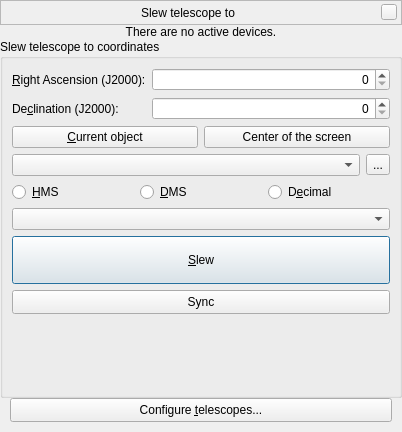
First picture: the form in plugins/TelescopeControl/src/gui/slewDialog.ui, repository Stellarium/stellarium, before the edit.
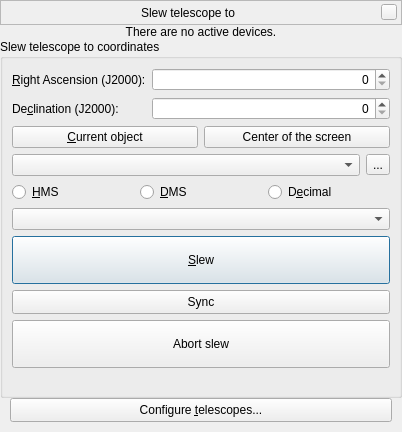
Second picture: the form after the edit. Custom widgets are drawn as their Qt base class.

Commit message: Add abort slew button Also add abort slew method to telescope dummy

What changed in the file:
```diff
--- a/plugins/TelescopeControl/src/gui/slewDialog.ui
+++ b/plugins/TelescopeControl/src/gui/slewDialog.ui
@@ -422,6 +422,19 @@
            </property>
           </widget>
          </item>
+         <item>
+          <widget class="QPushButton" name="pushButtonAbort">
+           <property name="minimumSize">
+            <size>
+             <width>50</width>
+             <height>48</height>
+            </size>
+           </property>
+           <property name="text">
+            <string>Abort slew</string>
+           </property>
+          </widget>
+         </item>
         </layout>
        </widget>
       </item>
```
The commit also changes 3 other files.
